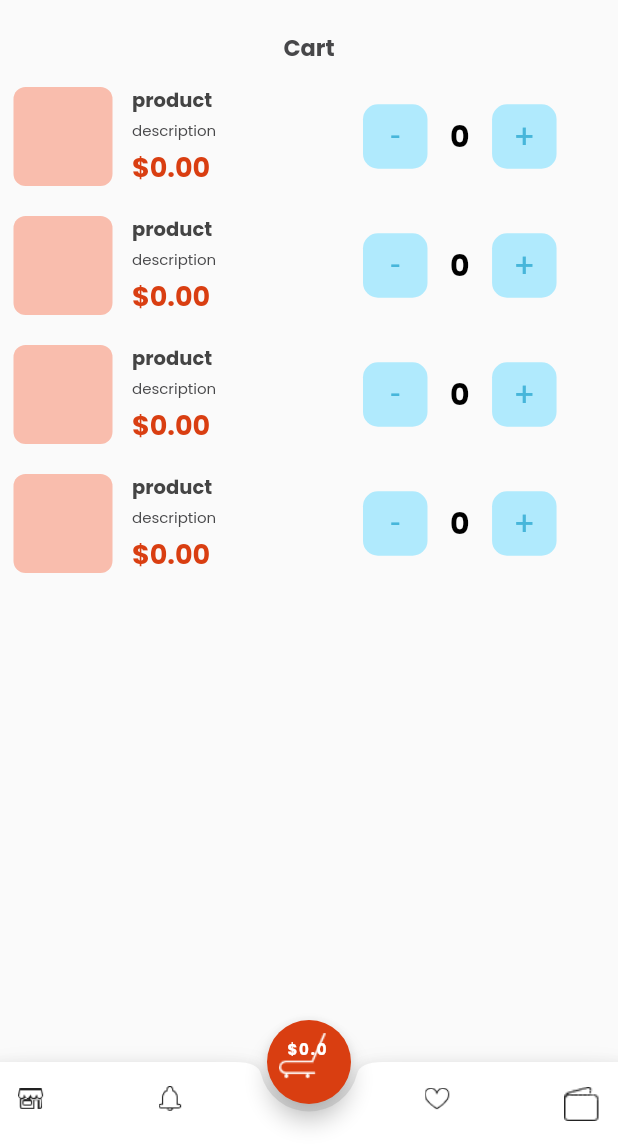
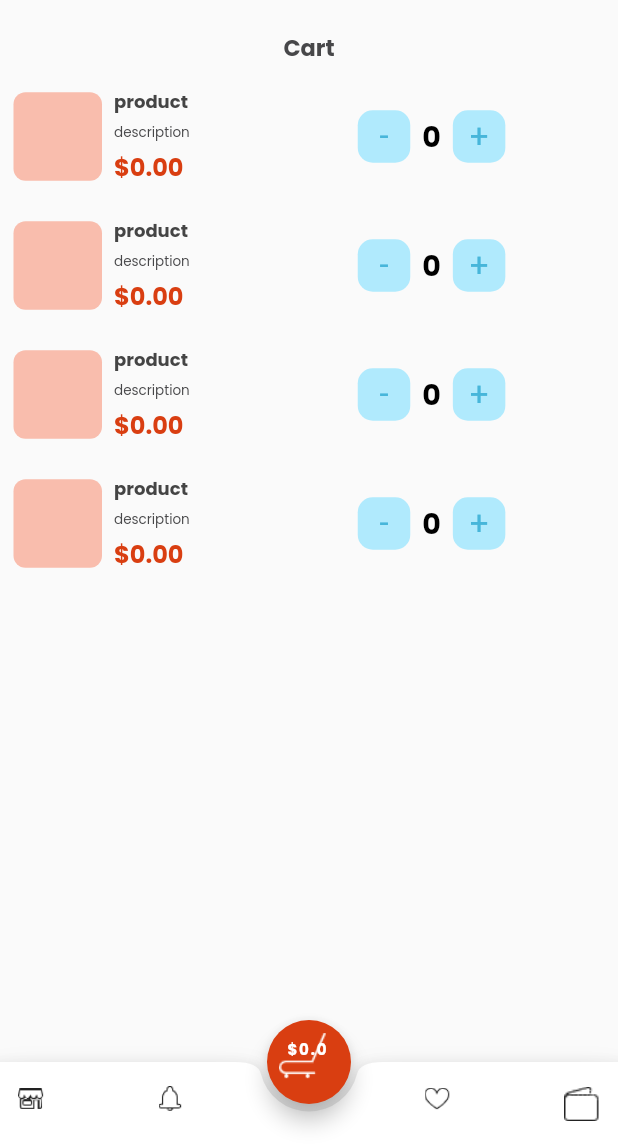
Before and after one commit to androidhands/res_capital_task_abdelhamid_ahmed, a Flutter app: the screen it shows after launch, item 4 of the bottom bar chosen, on a phone screen of 412 x 824 dp, the part 90-1236 px from its top. Run offline on Flutter 3.47's test engine with Material 2 defaults, Android fonts, the light colour scheme and no system bars; our stand-ins replace dartz, equatable, get, google_fonts.

Commit message:
adjusting single cart widget to ios screen size

```diff
--- a/lib/core/custom_widgets/single_cart_widget.dart
+++ b/lib/core/custom_widgets/single_cart_widget.dart
@@ -1,4 +1,3 @@
-import 'package:flutter/cupertino.dart';
 import 'package:flutter/material.dart';
 import 'package:get/get.dart';
 import 'package:google_fonts/google_fonts.dart';
@@ -25,8 +24,8 @@ class SingleCartWidget extends StatelessWidget {
                 mainAxisAlignment: MainAxisAlignment.spaceBetween,
                 children: [
                   Container(
-                    width: 66,
-                    height: 66,
+                    width: 59,
+                    height: 59,
                     margin: const EdgeInsets.all(3),
                     decoration: BoxDecoration(
                       borderRadius: BorderRadius.circular(8),
@@ -35,7 +34,7 @@ class SingleCartWidget extends StatelessWidget {
                   ),
                   Expanded(
                       child: Padding(
-                    padding: const EdgeInsets.only(left: 10),
+                    padding: const EdgeInsets.only(left: 5),
                     child: Column(
                       mainAxisAlignment: MainAxisAlignment.spaceEvenly,
                       crossAxisAlignment: CrossAxisAlignment.start,
@@ -44,19 +43,19 @@ class SingleCartWidget extends StatelessWidget {
                           cart!.product!,
                           style: GoogleFonts.poppins(
                               color: AppColor.searchIconsColor,
-                              fontSize: 13,
+                              fontSize: 12,
                               fontWeight: FontWeight.bold),
                         ),
                         Text(
                           cart!.description!,
                           style: GoogleFonts.poppins(
-                              color: AppColor.fontGrey, fontSize: 10),
+                              color: AppColor.fontGrey, fontSize: 9),
                         ),
                         Text(
                           '\$${cart!.totalPrice!.toStringAsFixed(2)}',
                           style: GoogleFonts.poppins(
                               color: AppColor.myThemeColor,
-                              fontSize: 18,
+                              fontSize: 16,
                               fontWeight: FontWeight.bold),
                         ),
                       ],
@@ -71,8 +70,8 @@ class SingleCartWidget extends StatelessWidget {
                         },
                         child: Material(
                             child: Container(
-                          height: 43,
-                          width: 43,
+                          height: 35,
+                          width: 35,
                           decoration: BoxDecoration(
                               borderRadius: BorderRadius.circular(10),
                               color: AppColor.incrementBtnColor),
@@ -86,19 +85,19 @@ class SingleCartWidget extends StatelessWidget {
                         )),
                       ),
                       const SizedBox(
-                        width: 15,
+                        width: 8,
                       ),
                       Center(
                         child: Text(
                           cart!.count.toString(),
                           style: GoogleFonts.poppins(
                               color: AppColor.black,
-                              fontSize: 20,
+                              fontSize: 19,
                               fontWeight: FontWeight.bold),
                         ),
                       ),
                       const SizedBox(
-                        width: 15,
+                        width: 8,
                       ),
                       GestureDetector(
                         onTap: () {
@@ -106,8 +105,8 @@ class SingleCartWidget extends StatelessWidget {
                         },
                         child: Material(
                             child: Container(
-                          height: 43,
-                          width: 43,
+                          height: 35,
+                          width: 35,
                           decoration: BoxDecoration(
                               borderRadius: BorderRadius.circular(10),
                               color: AppColor.incrementBtnColor),
```
